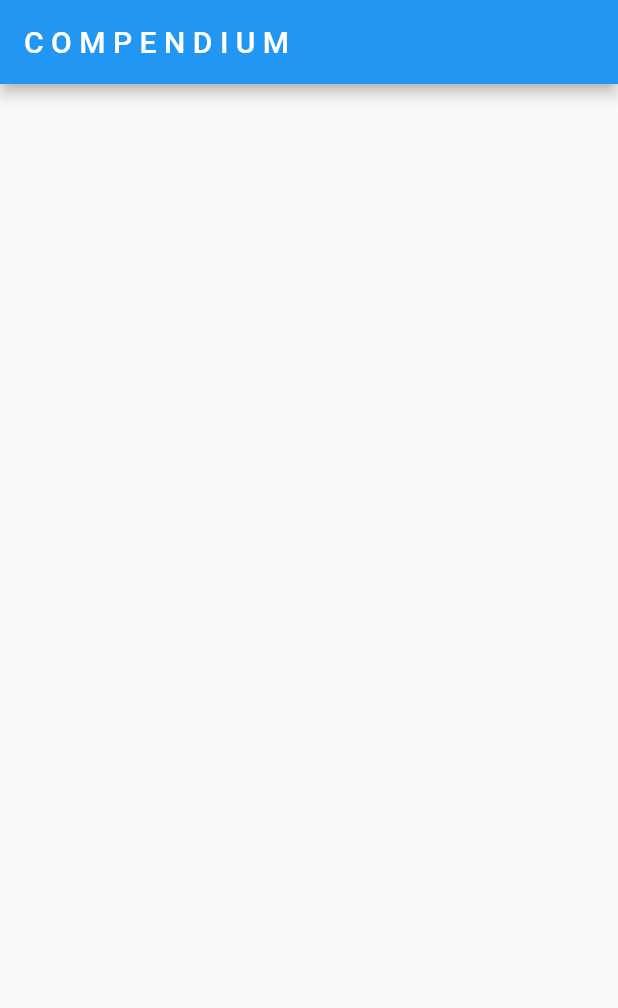
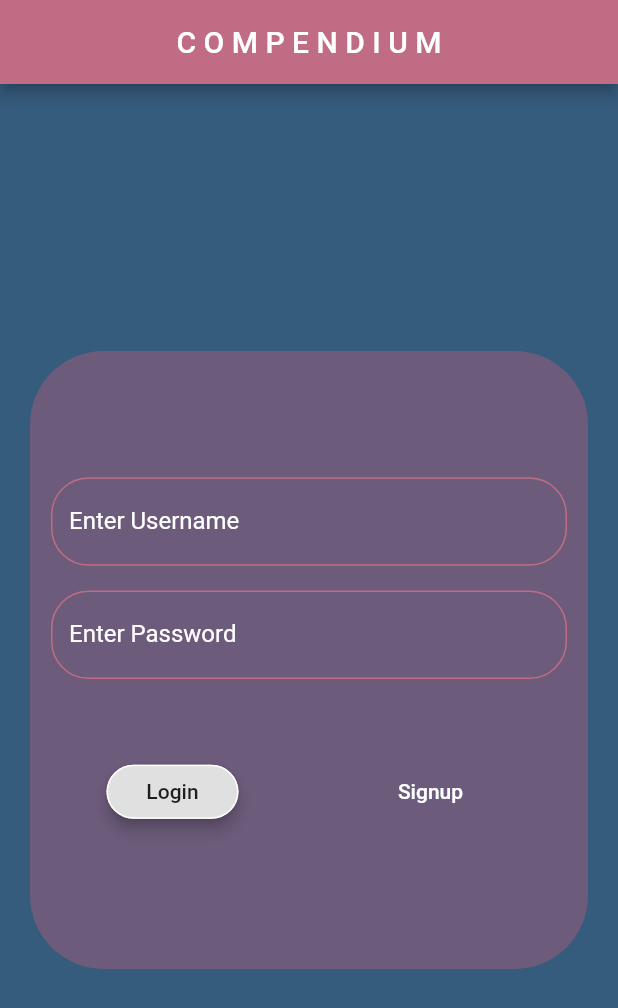
Before and after one commit to kevkanae/Compendium, a Flutter app: the screen it shows after launch, on a phone screen of 412 x 824 dp. Shown: the top 1008 px of the screen. Run offline on Flutter 3.47's test engine with Material 2 defaults, Android fonts, the light colour scheme and no system bars.

Commit message:
login page designed

```diff
--- /dev/null
+++ b/lib/Constants.dart
@@ -0,0 +1,15 @@
+import 'package:flutter/material.dart';
+
+var textFieldDec = InputDecoration(
+  labelText: "Enter Password",
+  labelStyle: TextStyle(color: Colors.white),
+  fillColor: Colors.white,
+  enabledBorder: OutlineInputBorder(
+    borderSide: BorderSide(color: Color(0xffc06c84)),
+    borderRadius: BorderRadius.circular(25.0),
+  ),
+  border: OutlineInputBorder(
+    borderRadius: BorderRadius.circular(25.0),
+    borderSide: BorderSide(color: Color(0xffc06c84)),
+  ),
+);
--- a/lib/main.dart
+++ b/lib/main.dart
@@ -14,6 +14,7 @@ class MyApp extends StatelessWidget {
   @override
   Widget build(BuildContext context) {
     return MaterialApp(
+      debugShowCheckedModeBanner: false,
       home: SplashPage(),
     );
   }
@@ -29,23 +30,22 @@ class SplashPage extends StatefulWidget {
 //--------------------------------------------------------//
 
 class _SplashPageState extends State<SplashPage> {
-   @override
+  @override
   void initState() {
     super.initState();
     Timer(
         Duration(seconds: 4),
-        () => Navigator.of(context).pushReplacement(MaterialPageRoute(
-            builder: (BuildContext context) => Home())));
+        () => Navigator.of(context).pushReplacement(
+            MaterialPageRoute(builder: (BuildContext context) => Home())));
   }
 
   Widget build(BuildContext context) {
     return Scaffold(
+      backgroundColor: Color(0xff6c5b7b),
       body: Center(
         child: Column(
           mainAxisAlignment: MainAxisAlignment.center,
-          children: [
-            Image.asset('images/a.gif')
-          ],
+          children: [Image.asset('images/a.gif')],
         ),
       ),
     );
--- a/lib/screens/Home.dart
+++ b/lib/screens/Home.dart
@@ -1,4 +1,6 @@
 import 'package:flutter/material.dart';
+
+import '../Constants.dart';
 
 //--------------------------------------------------------//
 
@@ -13,8 +15,69 @@ class _HomeState extends State<Home> {
   @override
   Widget build(BuildContext context) {
     return Scaffold(
-      appBar: AppBar(title: Text('C O M P E N D I U M'),),
-    );
+        backgroundColor: Color(0xff355c7d),
+        appBar: AppBar(
+          backgroundColor: Color(0xffc06c84),
+          centerTitle: true,
+          title: Text('C O M P E N D I U M'),
+        ),
+        body: Padding(
+          padding: const EdgeInsets.all(20.0),
+          child: Center(
+            child: Container(
+              height: MediaQuery.of(context).size.height * .50,
+              decoration: BoxDecoration(
+                color: Color(0xff6c5b7b),
+                borderRadius: BorderRadius.all(Radius.circular(49)),
+              ),
+              child: Padding(
+                padding: const EdgeInsets.all(14.0),
+                child: Column(
+                  mainAxisAlignment: MainAxisAlignment.center,
+                  children: [
+                    TextField(
+                      decoration:
+                          textFieldDec.copyWith(labelText: 'Enter Username'),
+                    ),
+                    SizedBox(
+                      height: MediaQuery.of(context).size.height * .02,
+                    ),
+                    TextField(
+                      decoration:
+                          textFieldDec.copyWith(labelText: 'Enter Password'),
+                    ),
+                    SizedBox(
+                      height: MediaQuery.of(context).size.height * .05,
+                    ),
+                    Row(
+                      mainAxisAlignment: MainAxisAlignment.spaceAround,
+                      children: [
+                        RaisedButton(
+                          child: Text("Login"),
+                          elevation: 4,
+                          shape: RoundedRectangleBorder(
+                              borderRadius: BorderRadius.circular(18.0),
+                              side: BorderSide(color: Colors.white)),
+                          onPressed: () {},
+                        ),
+                        Padding(
+                          padding: const EdgeInsets.all(10.0),
+                          child: FlatButton(
+                            onPressed: () {},
+                            child: Text(
+                              'Signup',
+                              style: TextStyle(color: Colors.white),
+                            ),
+                          ),
+                        )
+                      ],
+                    )
+                  ],
+                ),
+              ),
+            ),
+          ),
+        ));
   }
 }
 
--- a/pubspec.yaml
+++ b/pubspec.yaml
@@ -3,7 +3,7 @@ description: A new Flutter project.
 
 # The following line prevents the package from being accidentally published to
 # pub.dev using `pub publish`. This is preferred for private packages.
-publish_to: 'none' # Remove this line if you wish to publish to pub.dev
+publish_to: "none" # Remove this line if you wish to publish to pub.dev
 
 # The following defines the version and build number for your application.
 # A version number is three numbers separated by dots, like 1.2.43
@@ -24,7 +24,6 @@ dependencies:
   flutter:
     sdk: flutter
 
-
   # The following adds the Cupertino Icons font to your application.
   # Use with the CupertinoIcons class for iOS style icons.
   cupertino_icons: ^1.0.0
@@ -38,7 +37,6 @@ dev_dependencies:
 
 # The following section is specific to Flutter.
 flutter:
-
   # The following line ensures that the Material Icons font is
   # included with your application, so that you can use the icons in
   # the material Icons class.
@@ -47,6 +45,7 @@ flutter:
   # To add assets to your application, add an assets section, like this:
   assets:
     - images/a.gif
+    - images/pills.png
 
   # An image asset can refer to one or more resolution-specific "variants", see
   # https://flutter.dev/assets-and-images/#resolution-aware.
```
Also changed, not shown: images/pills.png (added).
